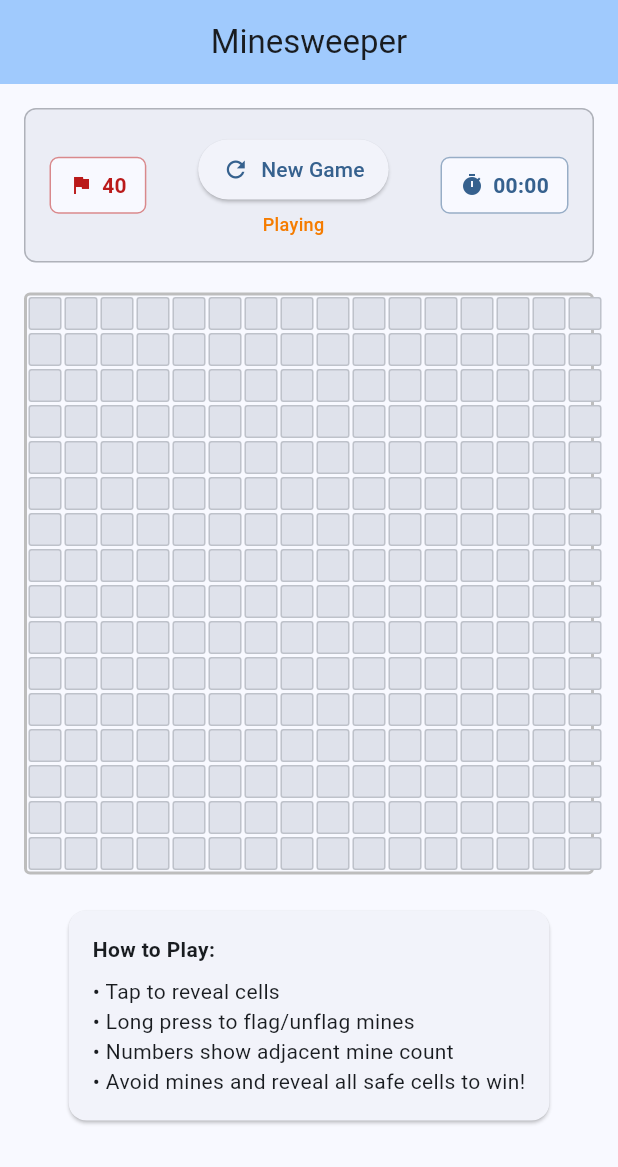
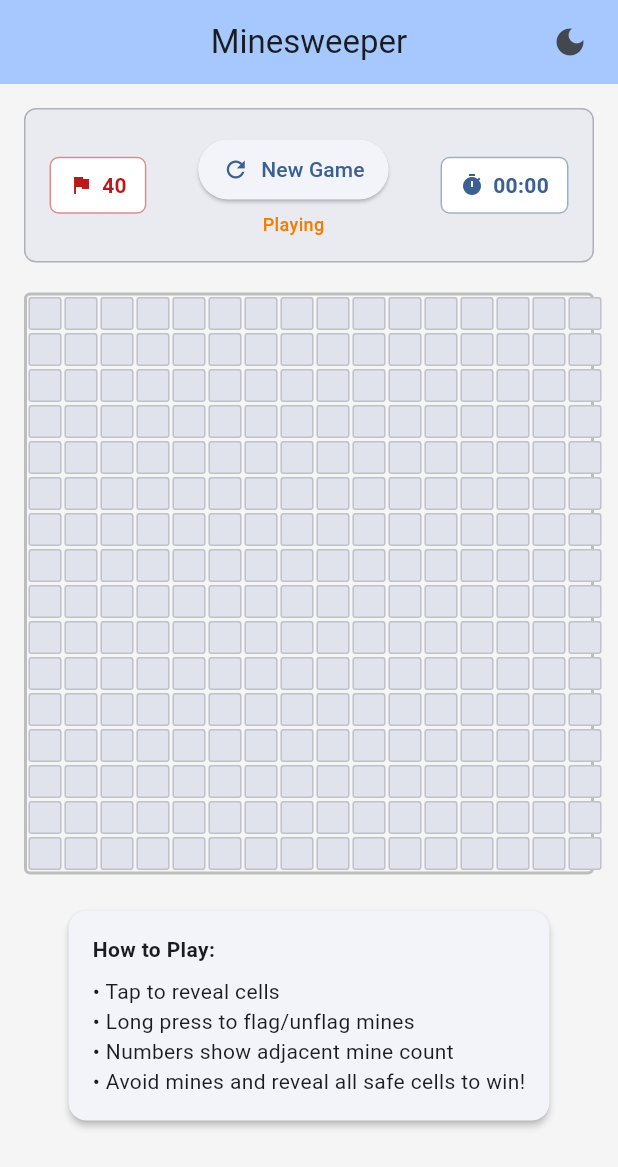
Before and after one commit to BirjuVachhani/mine_sweeper, a Flutter app: the screen it shows after launch, on a phone screen of 412 x 824 dp. Shown: the top 1167 px of the screen. Run offline on Flutter 3.47's test engine with Material 3 defaults, Android fonts, the phone set to English and light mode, and no system bars; our stand-ins replace shared_preferences.

Commit message:
Implement dynamic theme switching

```diff
--- /dev/null
+++ b/lib/constants/app_theme.dart
@@ -0,0 +1,59 @@
+import 'package:flutter/material.dart';
+
+class AppTheme {
+  // Light theme colors
+  static const Color _lightPrimary = Color(0xFF1976D2);
+  static const Color _lightBackground = Color(0xFFF5F5F5);
+  static const Color _lightSurface = Colors.white;
+
+  // Dark theme colors
+  static const Color _darkPrimary = Color(0xFF42A5F5);
+  static const Color _darkBackground = Color(0xFF121212);
+  static const Color _darkSurface = Color(0xFF1E1E1E);
+
+  static ThemeData get lightTheme {
+    return ThemeData(
+      useMaterial3: true,
+      brightness: Brightness.light,
+      colorScheme: ColorScheme.fromSeed(
+        seedColor: _lightPrimary,
+        brightness: Brightness.light,
+        surface: _lightSurface,
+      ),
+      scaffoldBackgroundColor: _lightBackground,
+      cardTheme: CardThemeData(
+        elevation: 2,
+        shape: RoundedRectangleBorder(
+          borderRadius: BorderRadius.circular(12),
+        ),
+      ),
+      appBarTheme: const AppBarTheme(
+        centerTitle: true,
+        elevation: 0,
+      ),
+    );
+  }
+
+  static ThemeData get darkTheme {
+    return ThemeData(
+      useMaterial3: true,
+      brightness: Brightness.dark,
+      colorScheme: ColorScheme.fromSeed(
+        seedColor: _darkPrimary,
+        brightness: Brightness.dark,
+        surface: _darkSurface,
+      ),
+      scaffoldBackgroundColor: _darkBackground,
+      cardTheme: CardThemeData(
+        elevation: 2,
+        shape: RoundedRectangleBorder(
+          borderRadius: BorderRadius.circular(12),
+        ),
+      ),
+      appBarTheme: const AppBarTheme(
+        centerTitle: true,
+        elevation: 0,
+      ),
+    );
+  }
+}
--- a/lib/main.dart
+++ b/lib/main.dart
@@ -1,25 +1,47 @@
 import 'package:flutter/material.dart';
 import 'screens/game_screen.dart';
+import 'services/theme_service.dart';
+import 'constants/app_theme.dart';
 
 void main() {
   runApp(const MinesweeperApp());
 }
 
-class MinesweeperApp extends StatelessWidget {
+class MinesweeperApp extends StatefulWidget {
   const MinesweeperApp({super.key});
+
+  @override
+  State<MinesweeperApp> createState() => _MinesweeperAppState();
+}
+
+class _MinesweeperAppState extends State<MinesweeperApp> {
+  final ThemeService _themeService = ThemeService();
+
+  @override
+  void initState() {
+    super.initState();
+    _themeService.addListener(_onThemeChanged);
+  }
+
+  @override
+  void dispose() {
+    _themeService.removeListener(_onThemeChanged);
+    _themeService.dispose();
+    super.dispose();
+  }
+
+  void _onThemeChanged() {
+    setState(() {});
+  }
 
   @override
   Widget build(BuildContext context) {
     return MaterialApp(
       title: 'Minesweeper',
-      theme: ThemeData(
-        colorScheme: ColorScheme.fromSeed(
-          seedColor: Colors.blue,
-          brightness: Brightness.light,
-        ),
-        useMaterial3: true,
-      ),
-      home: const GameScreen(),
+      theme: AppTheme.lightTheme,
+      darkTheme: AppTheme.darkTheme,
+      themeMode: _themeService.themeMode,
+      home: GameScreen(themeService: _themeService),
     );
   }
 }
--- a/lib/screens/game_screen.dart
+++ b/lib/screens/game_screen.dart
@@ -2,11 +2,18 @@ import 'package:flutter/material.dart';
 import 'dart:async';
 import '../models/game_state.dart';
 import '../services/game_service.dart';
+import '../services/theme_service.dart';
 import '../widgets/game_header.dart';
 import '../widgets/game_board.dart';
+import '../widgets/theme_toggle_button.dart';
 
 class GameScreen extends StatefulWidget {
-  const GameScreen({super.key});
+  final ThemeService themeService;
+
+  const GameScreen({
+    super.key,
+    required this.themeService,
+  });
 
   @override
   State<GameScreen> createState() => _GameScreenState();
@@ -133,6 +140,10 @@ class _GameScreenState extends State<GameScreen> {
         title: const Text('Minesweeper'),
         centerTitle: true,
         backgroundColor: Theme.of(context).colorScheme.inversePrimary,
+        actions: [
+          ThemeToggleButton(themeService: widget.themeService),
+          const SizedBox(width: 8),
+        ],
       ),
       body: SingleChildScrollView(
         padding: const EdgeInsets.all(16),
--- /dev/null
+++ b/lib/services/theme_service.dart
@@ -0,0 +1,43 @@
+import 'package:flutter/material.dart';
+import 'package:shared_preferences/shared_preferences.dart';
+
+class ThemeService extends ChangeNotifier {
+  static const String _themeKey = 'theme_mode';
+  ThemeMode _themeMode = ThemeMode.system;
+
+  ThemeMode get themeMode => _themeMode;
+
+  bool get isDarkMode {
+    if (_themeMode == ThemeMode.system) {
+      return WidgetsBinding.instance.platformDispatcher.platformBrightness == Brightness.dark;
+    }
+    return _themeMode == ThemeMode.dark;
+  }
+
+  ThemeService() {
+    _loadTheme();
+  }
+
+  Future<void> _loadTheme() async {
+    final prefs = await SharedPreferences.getInstance();
+    final themeIndex = prefs.getInt(_themeKey) ?? ThemeMode.system.index;
+    _themeMode = ThemeMode.values[themeIndex];
+    notifyListeners();
+  }
+
+  Future<void> setThemeMode(ThemeMode mode) async {
+    _themeMode = mode;
+    notifyListeners();
+
+    final prefs = await SharedPreferences.getInstance();
+    await prefs.setInt(_themeKey, mode.index);
+  }
+
+  Future<void> toggleTheme() async {
+    if (_themeMode == ThemeMode.light) {
+      await setThemeMode(ThemeMode.dark);
+    } else {
+      await setThemeMode(ThemeMode.light);
+    }
+  }
+}
--- /dev/null
+++ b/lib/widgets/theme_toggle_button.dart
@@ -0,0 +1,22 @@
+import 'package:flutter/material.dart';
+import '../services/theme_service.dart';
+
+class ThemeToggleButton extends StatelessWidget {
+  final ThemeService themeService;
+
+  const ThemeToggleButton({
+    super.key,
+    required this.themeService,
+  });
+
+  @override
+  Widget build(BuildContext context) {
+    return IconButton(
+      icon: Icon(
+        themeService.isDarkMode ? Icons.light_mode : Icons.dark_mode,
+      ),
+      tooltip: themeService.isDarkMode ? 'Switch to Light Mode' : 'Switch to Dark Mode',
+      onPressed: () => themeService.toggleTheme(),
+    );
+  }
+}
--- a/pubspec.yaml
+++ b/pubspec.yaml
@@ -10,6 +10,7 @@ environment:
 dependencies:
   flutter:
     sdk: flutter
+  shared_preferences: ^2.5.4
 
 dev_dependencies:
   flutter_lints: ^5.0.0
```
